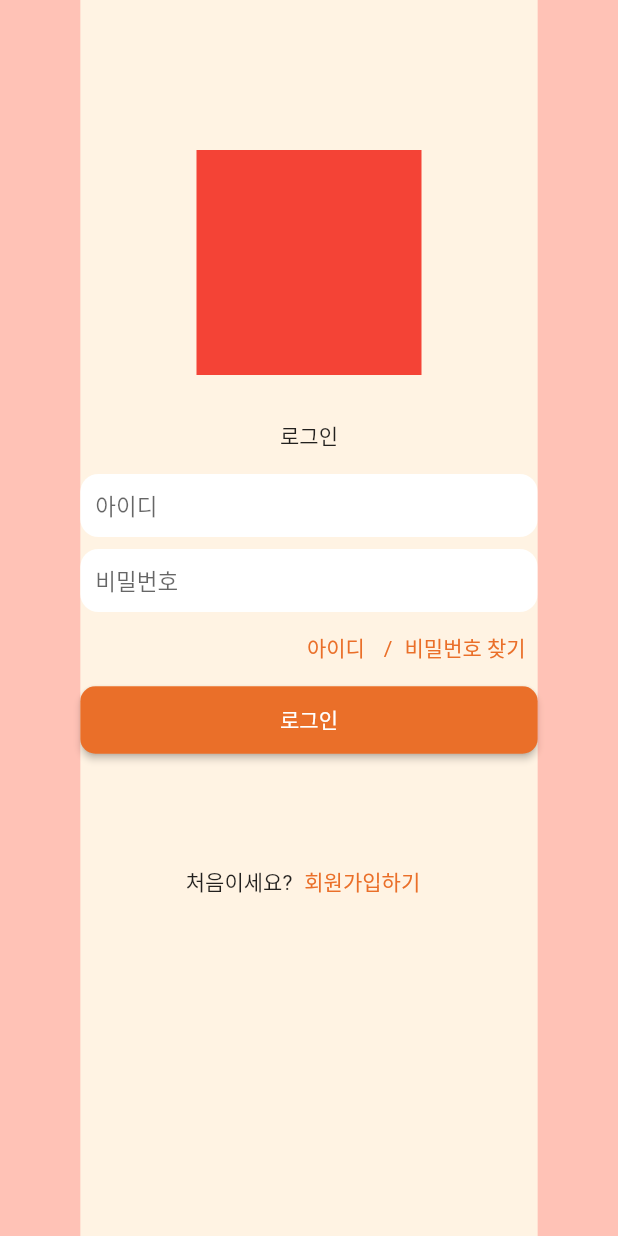
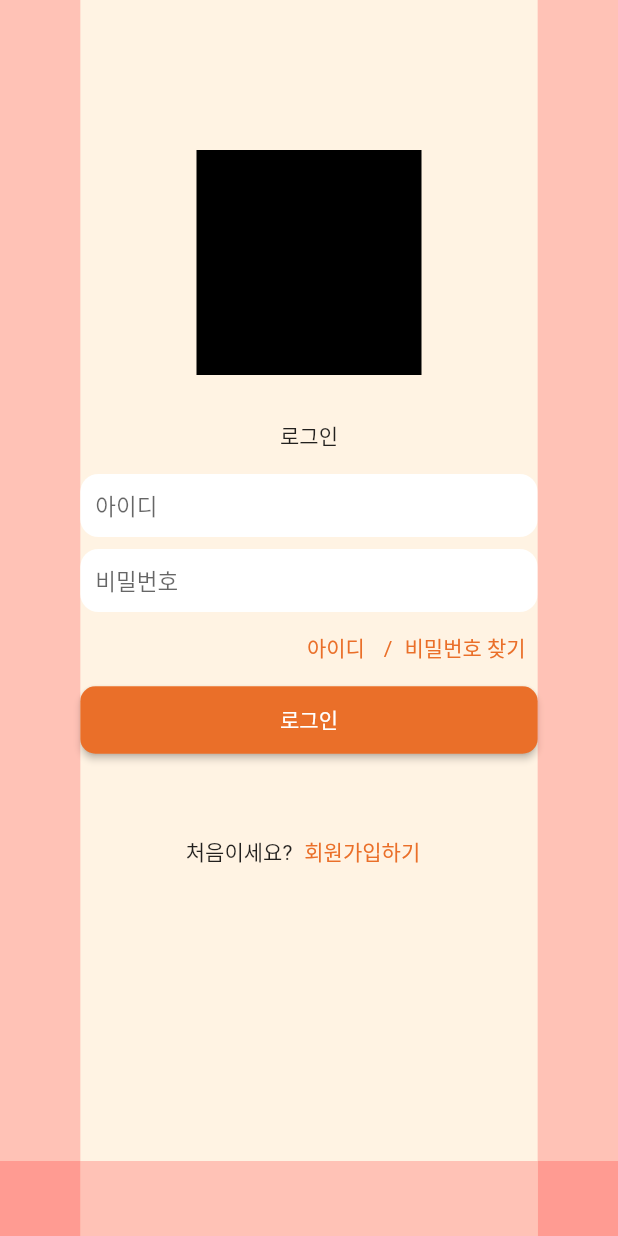
Before and after one commit to NORITHON/fambridge, a Flutter app: the screen it shows after launch, after a tap on "로그인", on a phone screen of 412 x 824 dp. Run offline on Flutter 3.47's test engine with Material 2 defaults, Android fonts, the phone set to English and light mode, and no system bars; our stand-ins replace cloud_firestore, firebase_auth, firebase_core, flutter_svg, get, google_sign_in and 1 more; accounts and stored records are empty; Roboto replaces fonts that are missing (GmarketSans); project files that could hold a hidden picture were left out.

Commit message:
loginPage

```diff
--- a/lib/presentation/login/login.dart
+++ b/lib/presentation/login/login.dart
@@ -18,14 +18,11 @@ class _LoginViewState extends State<LoginView> {
     return Scaffold(
       resizeToAvoidBottomInset: false,
       body: SafeArea(
-        child: Container(
-          color: ColorManager.primary,
         child: Column(
           children: [
             Loginbody(),
             LoginBottom(),
           ],
-          ),
         ),
       ),
     );
@@ -37,6 +34,7 @@ class Loginbody extends StatelessWidget {
   Widget build(BuildContext context) {
     return Expanded(
       child: Container(
+        color: ColorManager.primary,
         child: Row(
           children: [
             Container(
@@ -68,11 +66,28 @@ class _LoginFormState extends State<LoginForm> {
   String id = "";
   String password = "";
 
+  _LoginFormState() {
+    idController.addListener(() {
+      setState(
+        () {
+          id = idController.text;
+        },
+      );
+    });
+    passwordController.addListener(() {
+      setState(
+        () {
+          password = passwordController.text;
+        },
+      );
+    });
+  }
+
+  var textStyle = TextStyle(
+    fontFamily: 'GmarketSans',
+  );
   var pointStyle = TextStyle(
     color: ColorManager.orange,
-    fontFamily: 'GmarketSans',
-  );
-  var textStyle = TextStyle(
     fontFamily: 'GmarketSans',
   );
 
@@ -87,7 +102,7 @@ class _LoginFormState extends State<LoginForm> {
             Container(
               width: 150,
               height: 150,
-              color: Colors.red,
+              color: Colors.black,
             ),
             SizedBox(height: 30),
             Text(
@@ -139,8 +154,10 @@ class _LoginFormState extends State<LoginForm> {
                   ),
                 ),
                 onPressed: () {
-                  print(idController.value);
-                  print(passwordController.value);
+                  print("id");
+                  print(id);
+                  print("password");
+                  print(password);
                   return;
                 },
                 child: Text(
@@ -149,7 +166,7 @@ class _LoginFormState extends State<LoginForm> {
                 ),
               ),
             ),
-            SizedBox(height: 60),
+            SizedBox(height: 40),
             Row(
               mainAxisAlignment: MainAxisAlignment.center,
               children: [
@@ -174,20 +191,25 @@ class LoginBottom extends StatelessWidget {
   @override
   Widget build(BuildContext context) {
     return Container(
-      color: Colors.red,
+      color: ColorManager.primary,
       child: Row(
         children: [
           Container(
             width: MediaQuery.of(context).size.width * 0.13,
+            height: 50,
+            color: Color(0xffFF9B92),
+          ),
+          Expanded(
+            child: Container(
+              width: MediaQuery.of(context).size.width * 0.13,
+              height: 50,
               color: Color(0xffFF0000).withOpacity(0.2),
+            ),
           ),
           Container(
             width: MediaQuery.of(context).size.width * 0.13,
-            color: Color(0xffFF0000).withOpacity(0.2),
-          ),
-          Container(
-            width: MediaQuery.of(context).size.width * 0.13,
-            color: Color(0xffFF0000).withOpacity(0.2),
+            height: 50,
+            color: Color(0xffFF9B92),
           ),
         ],
       ),
```
Also changed, not shown: lib/presentation/common/custom_elevated_button.dart (added, +46 -0 lines). Lines whose indentation alone changed are shown as unchanged.
